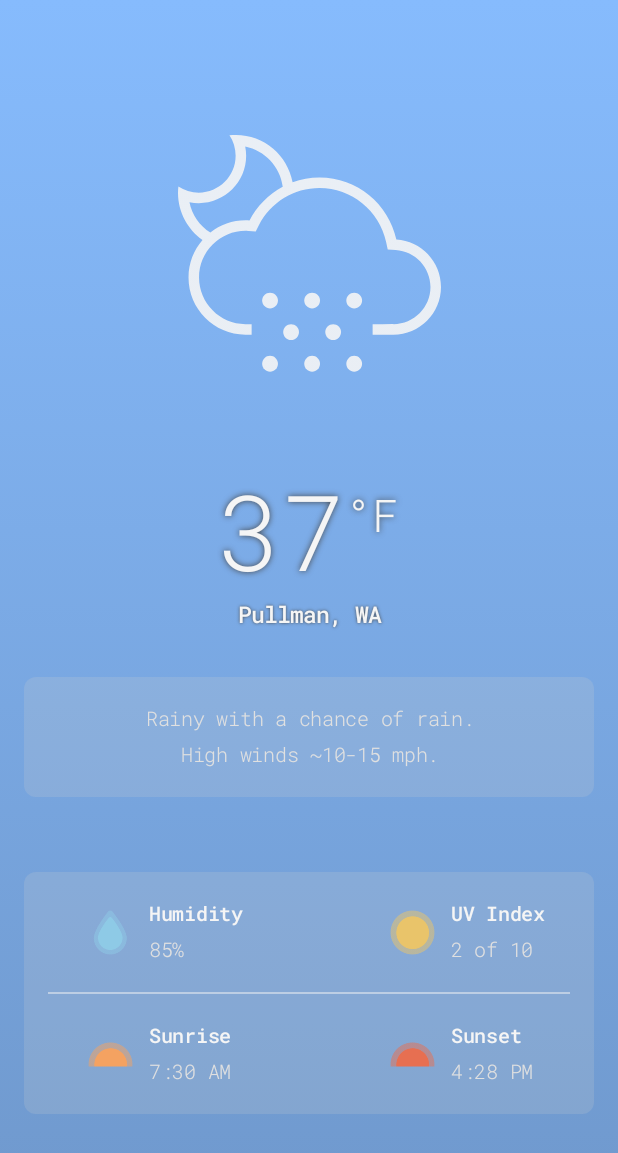
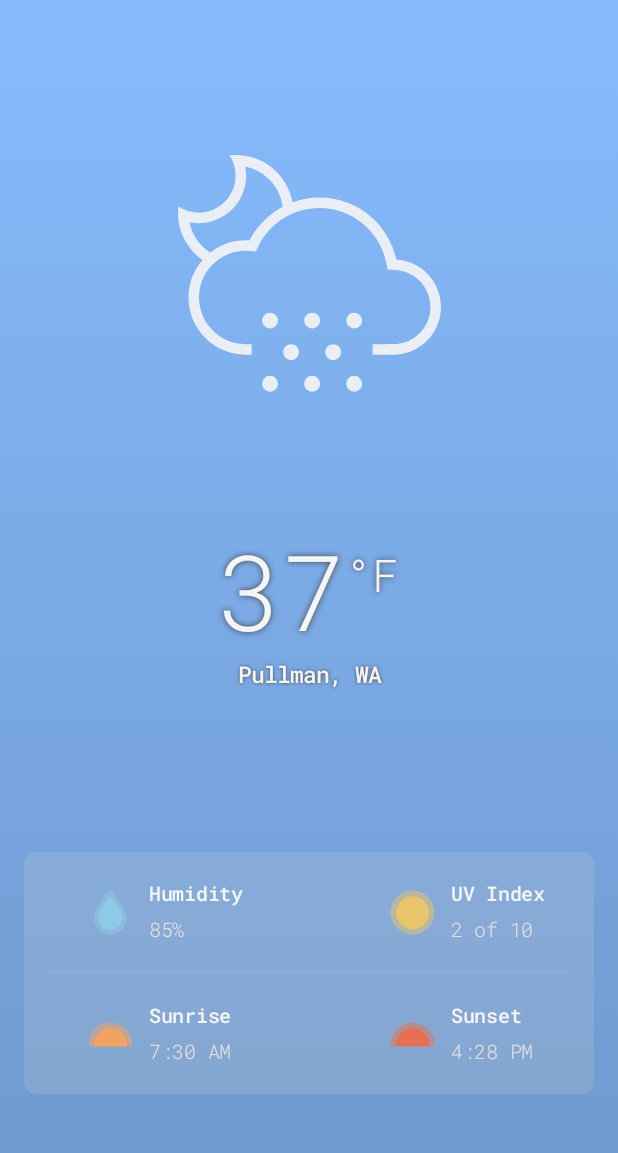
Before and after one commit to aryputh/WeatherApp, an Android app built with Jetpack Compose: the screen it shows after launch (MainActivity), on a phone screen of 412 x 824 dp. Shown: the top 1153 px of the screen. Run offline under Robolectric (Android 15) with nearby library versions, the phone set to English and light mode, and no system bars.

Commit message:
Compose layout adjustments
Removed extra text component and fixed divider color to match theme.

```diff
--- a/app/src/main/java/com/aryputh/weatherapp/MainActivity.kt
+++ b/app/src/main/java/com/aryputh/weatherapp/MainActivity.kt
@@ -158,32 +158,6 @@ fun MainInfo(modifier: Modifier = Modifier)
             modifier = modifier
                 .padding(bottom = 32.dp)
         )
-        Column(
-            modifier = modifier
-                .fillMaxWidth()
-                .clip(RoundedCornerShape(8.dp))
-                .background(
-                    if (isSystemInDarkTheme()) Color.Black.copy(alpha = 0.2F) else Color.LightGray.copy(
-                        alpha = 0.2F
-                    )
-                )
-        ){
-            Row(
-                horizontalArrangement = Arrangement.Center,
-                modifier = modifier
-                    .padding(vertical = 16.dp, horizontal = 32.dp)
-                    .fillMaxWidth()
-            ) {
-                Text(
-                    text = "Rainy with a chance of rain.\nHigh winds ~10-15 mph.",
-                    color = if (isSystemInDarkTheme()) DarkSecondary else LightSecondary,
-                    fontSize = 13.sp,
-                    fontFamily = roboto_mono_family,
-                    fontWeight = FontWeight.Normal,
-                    textAlign = TextAlign.Center
-                )
-            }
-        }
     }
 }
 
@@ -195,9 +169,7 @@ fun ItemTable(modifier: Modifier = Modifier)
             .fillMaxWidth()
             .clip(RoundedCornerShape(8.dp))
             .background(
-                if (isSystemInDarkTheme()) Color.Black.copy(alpha = 0.2F) else Color.LightGray.copy(
-                    alpha = 0.2F
-                )
+                if (isSystemInDarkTheme()) Color.Black.copy(alpha = 0.2F) else Color.LightGray.copy(alpha = 0.2F)
             )
     ){
         Row(
@@ -223,7 +195,7 @@ fun ItemTable(modifier: Modifier = Modifier)
         }
 
         Divider(
-            color = MaterialTheme.colorScheme.primary,
+            color = if (isSystemInDarkTheme()) Color.Black.copy(alpha = 0.2F) else Color.LightGray.copy(alpha = 0.2F),
             modifier = modifier
                 .padding(horizontal = 16.dp)
                 .alpha(0.5F)
```
